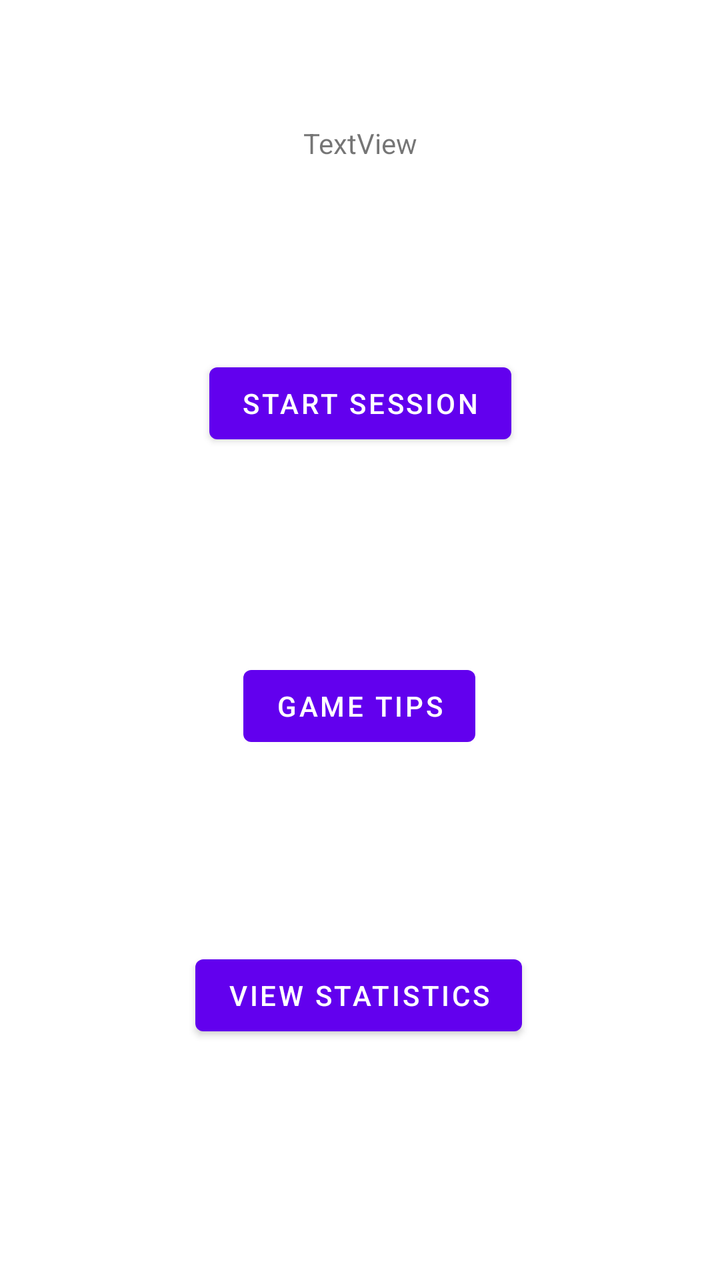
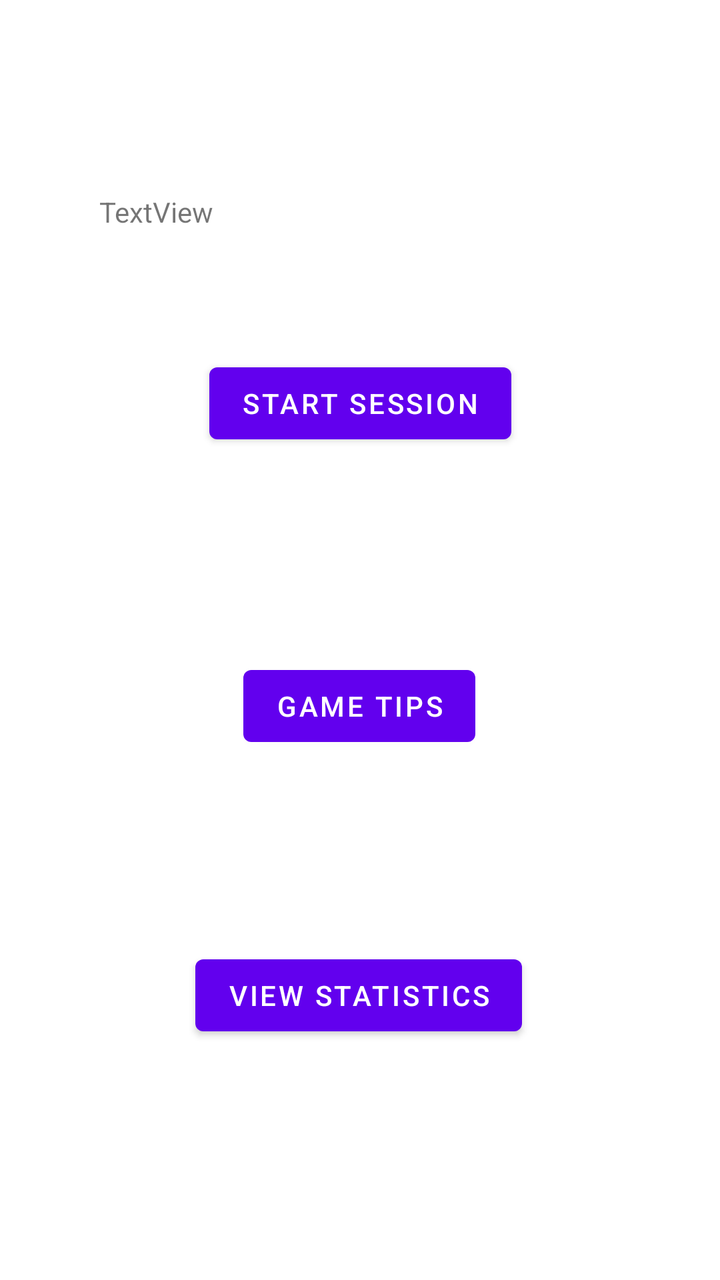

Two renders of the same Android screen: before a commit and after it. Below are the layout's source before the change and the commit's diff.
<!-- AndroidManifest.xml: application theme Theme.GamblingBadger -->
<!-- res/layout/fragment_home.xml -->
<?xml version="1.0" encoding="utf-8"?>
<androidx.constraintlayout.widget.ConstraintLayout xmlns:android="http://schemas.android.com/apk/res/android"
    xmlns:app="http://schemas.android.com/apk/res-auto"
    xmlns:tools="http://schemas.android.com/tools"
    android:layout_width="match_parent"
    android:layout_height="match_parent"
    tools:context=".HomeFragment">

    <TextView
        android:id="@+id/homeFrag_textview_text"
        android:layout_width="wrap_content"
        android:layout_height="wrap_content"
        android:text="@string/text_view"
        app:layout_constraintBottom_toBottomOf="parent"
        app:layout_constraintEnd_toEndOf="parent"
        app:layout_constraintStart_toStartOf="parent"
        app:layout_constraintTop_toTopOf="parent"
        app:layout_constraintVertical_bias="0.100000024" />

    <Button
        android:id="@+id/homeFrag_button_gameTips"
        android:layout_width="wrap_content"
        android:layout_height="wrap_content"
        android:text="@string/casinoSessionFrag_button_gameTips_label"
        app:layout_constraintBottom_toTopOf="@+id/homeFrag_button_statistics"
        app:layout_constraintEnd_toEndOf="parent"
        app:layout_constraintHorizontal_bias="0.498"
        app:layout_constraintStart_toStartOf="parent"
        app:layout_constraintTop_toBottomOf="@+id/homeFrag_button_startSession"
        app:layout_constraintVertical_bias="0.517" />

    <Button
        android:id="@+id/homeFrag_button_startSession"
        android:layout_width="wrap_content"
        android:layout_height="wrap_content"
        android:text="@string/homeFrag_button_startSession_label"
        app:layout_constraintBottom_toBottomOf="parent"
        app:layout_constraintEnd_toEndOf="parent"
        app:layout_constraintStart_toStartOf="parent"
        app:layout_constraintTop_toTopOf="parent"
        app:layout_constraintVertical_bias="0.3" />

    <Button
        android:id="@+id/homeFrag_button_statistics"
        android:layout_width="wrap_content"
        android:layout_height="wrap_content"
        android:text="@string/homeFrag_button_statistics_label"
        app:layout_constraintBottom_toBottomOf="parent"
        app:layout_constraintEnd_toEndOf="parent"
        app:layout_constraintHorizontal_bias="0.497"
        app:layout_constraintStart_toStartOf="parent"
        app:layout_constraintTop_toTopOf="parent"
        app:layout_constraintVertical_bias="0.8" />

</androidx.constraintlayout.widget.ConstraintLayout>
<!-- resources referenced by this layout -->
<resources>
  <string name="casinoSessionFrag_button_gameTips_label">@string/gameTips_label</string>
  <string name="homeFrag_button_startSession_label">@string/startSession_label</string>
  <string name="homeFrag_button_statistics_label">@string/statistics_label</string>
  <string name="text_view">TextView</string>
  <style name="Theme.GamblingBadger" parent="Theme.MaterialComponents.DayNight.DarkActionBar">
          
          <item name="colorPrimary">@color/purple_500</item>
          <item name="colorPrimaryVariant">@color/purple_700</item>
          <item name="colorOnPrimary">@color/white</item>
          
          <item name="colorSecondary">@color/teal_200</item>
          <item name="colorSecondaryVariant">@color/teal_700</item>
          <item name="colorOnSecondary">@color/black</item>
          
          <item name="android:statusBarColor" tools:targetApi="l">?attr/colorPrimaryVariant</item>
          
      </style>
  <color name="purple_500">#FF6200EE</color>
  <color name="purple_700">#FF3700B3</color>
  <color name="white">#FFFFFFFF</color>
  <color name="teal_200">#FF03DAC5</color>
  <color name="teal_700">#FF018786</color>
  <color name="black">#FF000000</color>
</resources>

<!-- the commit's change to res/layout/fragment_home.xml (unified diff, before → after) -->
@@ -13,9 +13,10 @@
         android:text="@string/text_view"
         app:layout_constraintBottom_toBottomOf="parent"
         app:layout_constraintEnd_toEndOf="parent"
+        app:layout_constraintHorizontal_bias="0.164"
         app:layout_constraintStart_toStartOf="parent"
         app:layout_constraintTop_toTopOf="parent"
-        app:layout_constraintVertical_bias="0.100000024" />
+        app:layout_constraintVertical_bias="0.155" />
 
     <Button
         android:id="@+id/homeFrag_button_gameTips"
